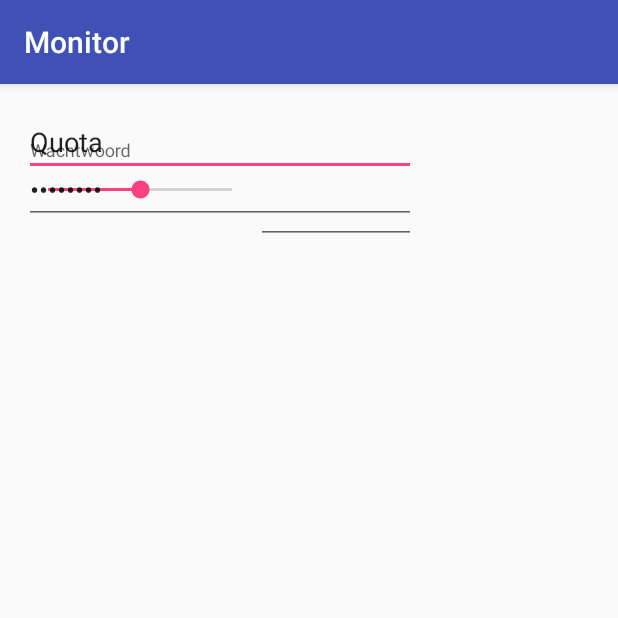
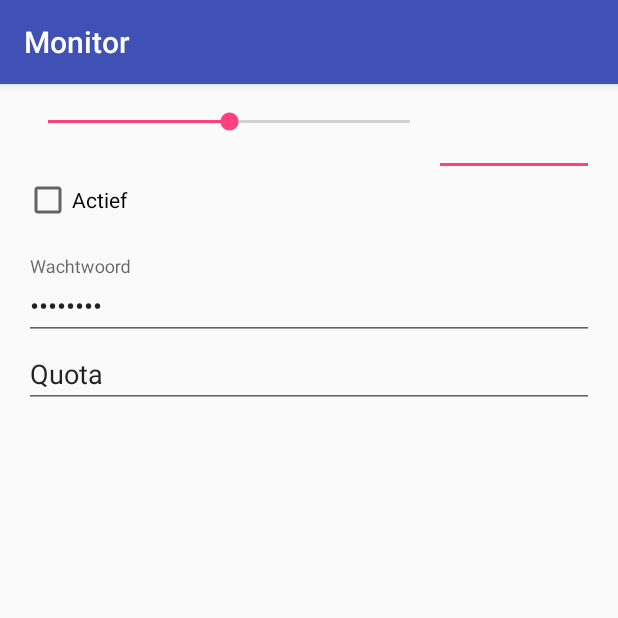
Before and after one commit to BizzPaul/Monitor, an Android app: the screen it shows after launch (MainActivity), on a phone screen of 412 x 824 dp, the top half of it. Run offline under Robolectric (Android 15) with nearby library versions, the phone set to English and light mode, and no system bars.

Commit message:
Added possibility to change quota

```diff
--- a/app/src/main/java/com/projects/stevelmans/monitor/Constants.java
+++ b/app/src/main/java/com/projects/stevelmans/monitor/Constants.java
@@ -9,14 +9,14 @@ final class Constants {
     static final String BROADCAST_ACTION = "com.example.android.threadsample.BROADCAST";
     // Defines the key for the status "extra" in an Intent
     static final String EXTENDED_DATA_STATUS = "com.example.android.threadsample.STATUS";
-    static final String MAX_QUOTA_NAME = "max quota";
+    static final String QUOTA_STORAGE_MAX = "max quota";
     static final int DEFAULT_MAX_QUOTA = 60;
     static final String DEFAULT_PASSWORD = "password";
     static final String PASSWORD_STORAGE_NAME = "password";
     static final String QUOTA_STORAGE_NAME = "quota.txt";
     static final String QUOTA_STORAGE_DAYOFYEAR = "date";
     static final String QUOTA_STORAGE_VALUE = "value";
-    static final String QUOTA_EXTRA_VALUE = "quote extra vlaue";
+    static final String QUOTA_EXTRA_VALUE = "quote extra value";
     static final String MONITORING_ENABLED = "monitoring enabled";
     static final String PASSWORD = "password";
     static final int VIBRATION_THRESHOLD = 10;
--- a/app/src/main/java/com/projects/stevelmans/monitor/LoginActivity.java
+++ b/app/src/main/java/com/projects/stevelmans/monitor/LoginActivity.java
@@ -43,7 +43,7 @@ public class LoginActivity extends AppCompatActivity {
 
     private class QuotaBarListener implements SeekBar.OnSeekBarChangeListener {
         public void onProgressChanged(SeekBar seekBar, int progress, boolean fromUser) {
-            m_QuotaText.setText(progress);
+            m_QuotaText.setText(String.valueOf(progress));
         }
 
         public void onStartTrackingTouch(SeekBar seekBar) {
--- a/app/src/main/java/com/projects/stevelmans/monitor/MainActivity.java
+++ b/app/src/main/java/com/projects/stevelmans/monitor/MainActivity.java
@@ -48,12 +48,14 @@ public class MainActivity extends AppCompatActivity {
 
     private class QuotaBarListener implements SeekBar.OnSeekBarChangeListener {
         public void onProgressChanged(SeekBar seekBar, int progress, boolean fromUser){
-            m_QuotaText.setText(progress);
+            m_QuotaText.setText(String.valueOf(progress));
         }
 
         public void onStartTrackingTouch(SeekBar seekBar) {}
 
-        public void onStopTrackingTouch(SeekBar seekBar) {}
+        public void onStopTrackingTouch(SeekBar seekBar) {
+            SaveSettings(getBaseContext());
+        }
     }
 
     public void Initialise(Context context) {
@@ -61,8 +63,9 @@ public class MainActivity extends AppCompatActivity {
                 Constants.MONITORING_ENABLED, Context.MODE_PRIVATE);
         m_RepeatChkBx.setChecked(sharedPref.getBoolean(Constants.MONITORING_ENABLED, false));
         sharedPref = context.getSharedPreferences(
-                Constants.MAX_QUOTA_NAME, Context.MODE_PRIVATE);
-        m_QuotaBar.setProgress(sharedPref.getInt(Constants.MAX_QUOTA_NAME, Constants.DEFAULT_MAX_QUOTA));
+                Constants.QUOTA_STORAGE_MAX, Context.MODE_PRIVATE);
+        int test = sharedPref.getInt(Constants.QUOTA_STORAGE_MAX, Constants.DEFAULT_MAX_QUOTA);
+        m_QuotaBar.setProgress(sharedPref.getInt(Constants.QUOTA_STORAGE_MAX, Constants.DEFAULT_MAX_QUOTA));
         sharedPref = context.getSharedPreferences(
                 Constants.PASSWORD_STORAGE_NAME, Context.MODE_PRIVATE);
         m_Password.setText(sharedPref.getString(Constants.PASSWORD_STORAGE_NAME, Constants.DEFAULT_PASSWORD));
@@ -75,14 +78,15 @@ public class MainActivity extends AppCompatActivity {
         editor.putBoolean(Constants.MONITORING_ENABLED, m_RepeatChkBx.isChecked());
         editor.apply();
         sharedPref = context.getSharedPreferences(
-                Constants.MAX_QUOTA_NAME, Context.MODE_PRIVATE);
+                Constants.QUOTA_STORAGE_MAX, Context.MODE_PRIVATE);
         editor = sharedPref.edit();
-        editor.putInt(Constants.MAX_QUOTA_NAME, m_QuotaBar.getProgress());
+        int test = m_QuotaBar.getProgress();
+        editor.putInt(Constants.QUOTA_STORAGE_MAX, m_QuotaBar.getProgress());
         editor.apply();
         sharedPref = context.getSharedPreferences(
                 Constants.PASSWORD_STORAGE_NAME, Context.MODE_PRIVATE);
         editor = sharedPref.edit();
         editor.putString(Constants.PASSWORD_STORAGE_NAME, m_Password.getText().toString());
-        editor.apply();
+        editor.commit();
     }
 }
--- a/app/src/main/java/com/projects/stevelmans/monitor/SchedulingService.java
+++ b/app/src/main/java/com/projects/stevelmans/monitor/SchedulingService.java
@@ -31,8 +31,8 @@ public class SchedulingService extends IntentService {
     @Override
     protected void onHandleIntent(Intent intent) {
         if ( intent.getAction() == (Constants.ACTIONS.RELEASE)) {
-            int extraMinutes = intent.getIntExtra(Constants.QUOTA_EXTRA_VALUE, 0);
-            m_Monitor.AdjustQuota(getBaseContext(), extraMinutes);
+            int minutes = intent.getIntExtra(Constants.QUOTA_EXTRA_VALUE, 0);
+            m_Monitor.AdjustQuota(getBaseContext(), minutes);
         }
         else {
             m_Monitor.ReadQuota(getBaseContext());
--- a/app/src/main/res/layout/activity_login.xml
+++ b/app/src/main/res/layout/activity_login.xml
@@ -36,7 +36,6 @@
             android:layout_width="63dp"
             android:layout_height="wrap_content"
             android:inputType="textPersonName"
-            android:text="Name"
             android:ems="10"
             android:id="@+id/extraMinutesText" />
 
--- a/app/src/main/res/layout/activity_main.xml
+++ b/app/src/main/res/layout/activity_main.xml
@@ -10,56 +10,15 @@
     android:paddingTop="@dimen/activity_vertical_margin"
     tools:context="com.projects.stevelmans.monitor.MainActivity">
 
-    <TabHost
-        android:layout_width="wrap_content"
-        android:layout_height="wrap_content">
-
-        <LinearLayout
-            android:layout_width="match_parent"
-            android:layout_height="match_parent"
-            android:orientation="vertical">
-
-            <TabWidget
-                android:id="@android:id/tabs"
-                android:layout_width="match_parent"
-                android:layout_height="wrap_content" />
-
-            <FrameLayout
-                android:id="@android:id/tabcontent"
-                android:layout_width="match_parent"
-                android:layout_height="match_parent">
-
-                <LinearLayout
-                    android:id="@+id/Settings"
-                    android:layout_width="match_parent"
-                    android:layout_height="match_parent"
-                    android:orientation="vertical">
-
-                    <LinearLayout
-                        android:orientation="vertical"
-                        android:layout_width="match_parent"
-                        android:layout_height="match_parent"
-                        android:layout_alignParentLeft="true"
-                        android:layout_alignParentStart="true"
-                        android:layout_alignParentTop="true">
-
     <LinearLayout
         android:orientation="vertical"
         android:layout_width="match_parent"
         android:layout_height="match_parent">
 
-                            <EditText
-                                android:layout_width="match_parent"
-                                android:layout_height="wrap_content"
-                                android:inputType="textPersonName"
-                                android:text="Quota"
-                                android:ems="10"
-                                android:id="@+id/quoteLabel" />
-
         <LinearLayout
             android:orientation="horizontal"
             android:layout_width="match_parent"
-                                android:layout_height="match_parent"
+            android:layout_height="wrap_content"
             android:elevation="1dp">
 
             <SeekBar
@@ -78,38 +37,27 @@
                 android:id="@+id/quotaText"
                 android:layout_weight="1"
                 android:labelFor="@+id/seekBar" />
-                            </LinearLayout>
+
         </LinearLayout>
 
+        <LinearLayout
+            android:orientation="vertical"
+            android:layout_width="match_parent"
+            android:layout_height="wrap_content">
+
             <CheckBox
-                            android:text="actief"
+                android:text="@string/enable"
                 android:layout_width="match_parent"
                 android:layout_height="wrap_content"
                 android:id="@+id/checkBox"
-                            android:layout_marginLeft="24dp"
-                            android:layout_marginStart="24dp"
-                            android:layout_marginTop="27dp"
-                            android:layout_alignParentTop="true"
-                            android:layout_alignParentLeft="true"
-                            android:layout_alignParentStart="true"
-                            android:checked="false" />
-
-                    </LinearLayout>
-                </LinearLayout>
-
-                <LinearLayout
-                    android:id="@+id/Apps"
-                    android:layout_width="match_parent"
-                    android:layout_height="match_parent"
-                    android:orientation="vertical">
-
-                </LinearLayout>
+                android:layout_weight="1" />
 
             <LinearLayout
                 android:id="@+id/Login"
                 android:layout_width="match_parent"
                 android:layout_height="match_parent"
-                    android:orientation="vertical">
+                android:orientation="vertical"
+                android:layout_weight="1">
 
                 <android.support.design.widget.TextInputLayout
                     android:layout_width="match_parent"
@@ -128,8 +76,17 @@
                         android:id="@+id/passwordText" />
                 </android.support.design.widget.TextInputLayout>
             </LinearLayout>
-            </FrameLayout>
+
+            <EditText
+                android:layout_width="match_parent"
+                android:layout_height="wrap_content"
+                android:inputType="textPersonName"
+                android:text="Quota"
+                android:ems="10"
+                android:id="@+id/quoteLabel" />
+
         </LinearLayout>
-    </TabHost>
+
+    </LinearLayout>
 
 </RelativeLayout>
--- a/app/src/main/res/values/strings.xml
+++ b/app/src/main/res/values/strings.xml
@@ -22,4 +22,5 @@
 
     <!-- TODO: Remove or change this placeholder text -->
     <string name="hello_blank_fragment">Hello blank fragment</string>
+    <string name="enable">Actief</string>
 </resources>
```
Also changed, not shown: app/src/main/java/com/projects/stevelmans/monitor/ActivityMonitor.java (+8 -4 lines). Lines whose indentation alone changed are shown as unchanged.
